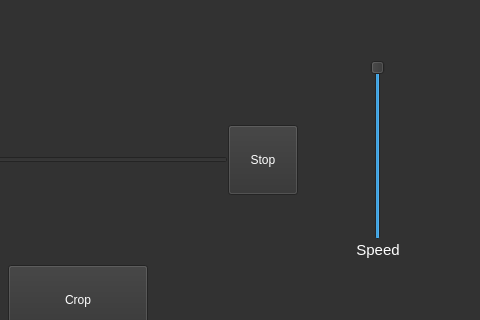
DaryaSanina/media-editor, file designs/audio_editor_window.ui: the form before one commit; both pictures show x 322 to 802 and y 140 to 460 of the 802 by 603 pixel window.
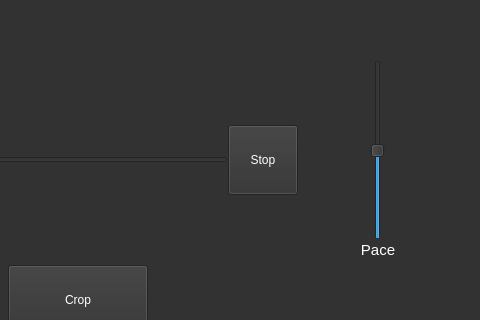
The form after the commit. Icons and pictures are not drawn.

Commit message: Added ability to change the pace of the opened audio file in the audio editor

The edit to the form file:
```diff
--- a/designs/audio_editor_window.ui
+++ b/designs/audio_editor_window.ui
@@ -117,7 +117,7 @@
      <number>100</number>
     </property>
     <property name="value">
-     <number>100</number>
+     <number>50</number>
     </property>
     <property name="orientation">
      <enum>Qt::Vertical</enum>
@@ -197,7 +197,7 @@
      <string notr="true">color: white</string>
     </property>
     <property name="text">
-     <string>Speed</string>
+     <string>Pace</string>
     </property>
     <property name="alignment">
      <set>Qt::AlignCenter</set>
```
Left out of the diff: 2 changed lines with no effect on the pictures. The commit also changes 1 other file.
